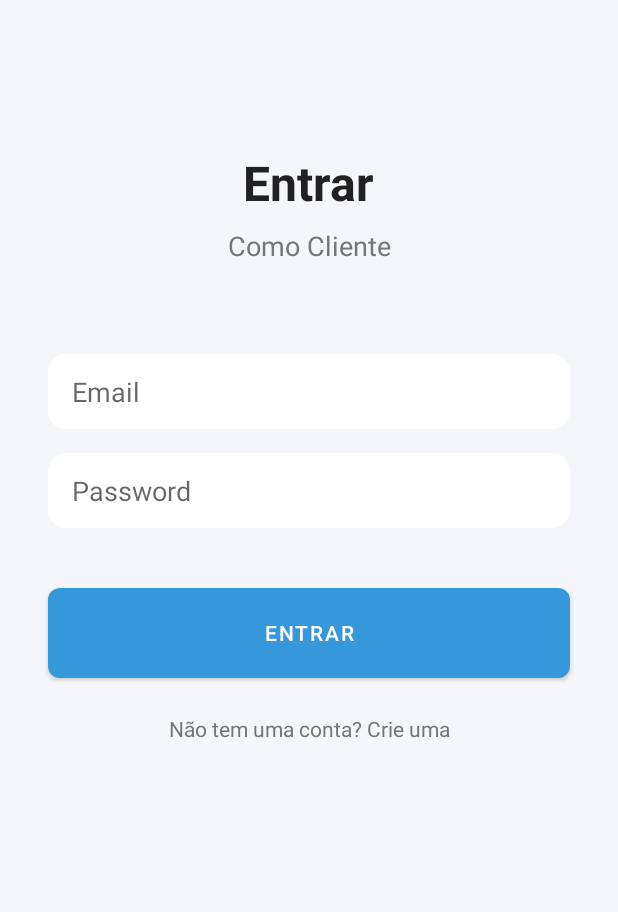
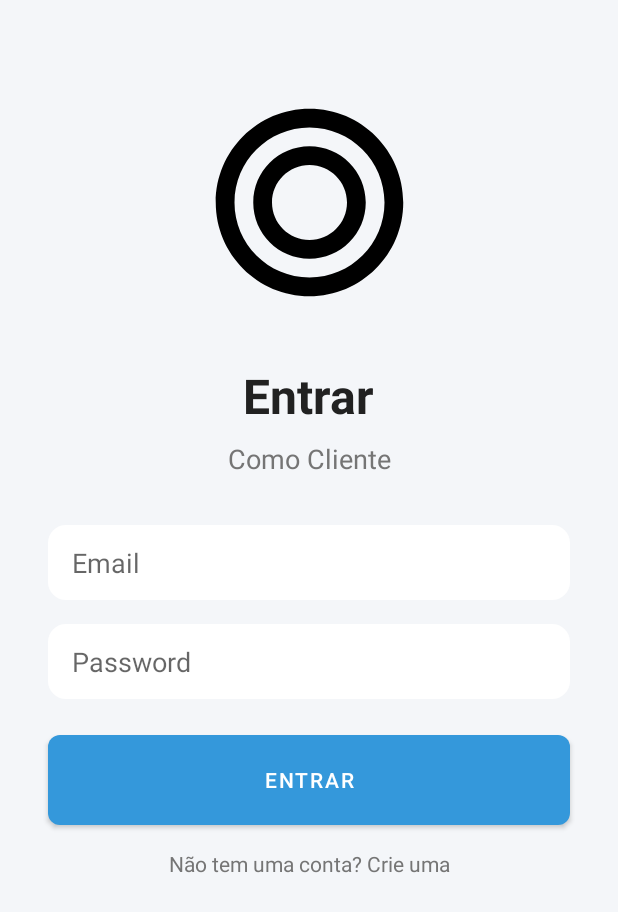
Before and after one commit to txgns/miauamigoMobile, an Android app: the screen it shows after launch (LoginActivity), on a phone screen of 412 x 824 dp. Shown: the top 912 px of the screen. Run offline under Robolectric (Android 15) with nearby library versions, the phone set to English and light mode, and no system bars; our stand-ins replace Firebase (no records; nobody signed in at launch, a user with empty details on screens opened directly); 1 statement that could not run was skipped.

Commit message:
logo implementado

```diff
--- a/app/src/main/res/layout/activity_login.xml
+++ b/app/src/main/res/layout/activity_login.xml
@@ -7,25 +7,26 @@
     android:background="@color/app_background"
     tools:context=".LoginActivity">
 
-    <View
-        android:id="@+id/viewBackgroundShape"
-        android:layout_width="300dp"
-        android:layout_height="300dp"
-        android:layout_marginTop="-150dp"
+    <ImageView
+        android:id="@+id/imageViewLogo"
+        android:layout_width="150dp"
+        android:layout_height="150dp"
+        android:layout_marginTop="60dp"
         app:layout_constraintTop_toTopOf="parent"
         app:layout_constraintStart_toStartOf="parent"
-        app:layout_constraintEnd_toEndOf="parent" />
+        app:layout_constraintEnd_toEndOf="parent"
+        android:src="@drawable/ic_miaumigo_logo" />
 
     <TextView
         android:id="@+id/textViewLoginTitle"
         android:layout_width="wrap_content"
         android:layout_height="wrap_content"
-        android:layout_marginTop="100dp"
+        android:layout_marginTop="32dp"
         android:text="Entrar"
         android:textSize="32sp"
         android:textStyle="bold"
         android:textColor="@color/text_primary"
-        app:layout_constraintTop_toTopOf="parent"
+        app:layout_constraintTop_toBottomOf="@+id/imageViewLogo"
         app:layout_constraintStart_toStartOf="parent"
         app:layout_constraintEnd_toEndOf="parent" />
 
@@ -47,7 +48,7 @@
         android:layout_height="50dp"
         android:layout_marginStart="32dp"
         android:layout_marginEnd="32dp"
-        android:layout_marginTop="60dp"
+        android:layout_marginTop="32dp"
         android:hint="Email"
         android:inputType="textEmailAddress"
         android:paddingStart="16dp"
@@ -79,7 +80,7 @@
         android:layout_height="60dp"
         android:layout_marginStart="32dp"
         android:layout_marginEnd="32dp"
-        android:layout_marginTop="40dp"
+        android:layout_marginTop="24dp"
         android:text="Entrar"
         android:textColor="@color/text_on_primary"
         app:layout_constraintTop_toBottomOf="@+id/editTextPassword"
@@ -90,7 +91,7 @@
         android:id="@+id/textViewRegisterLink"
         android:layout_width="wrap_content"
         android:layout_height="wrap_content"
-        android:layout_marginTop="24dp"
+        android:layout_marginTop="16dp"
         android:text="Não tem uma conta? Crie uma"
         android:textColor="@color/text_secondary"
         app:layout_constraintTop_toBottomOf="@+id/buttonLogin"
```
Also changed, not shown: app/src/main/res/layout/activity_home.xml (+12 -1 lines).
